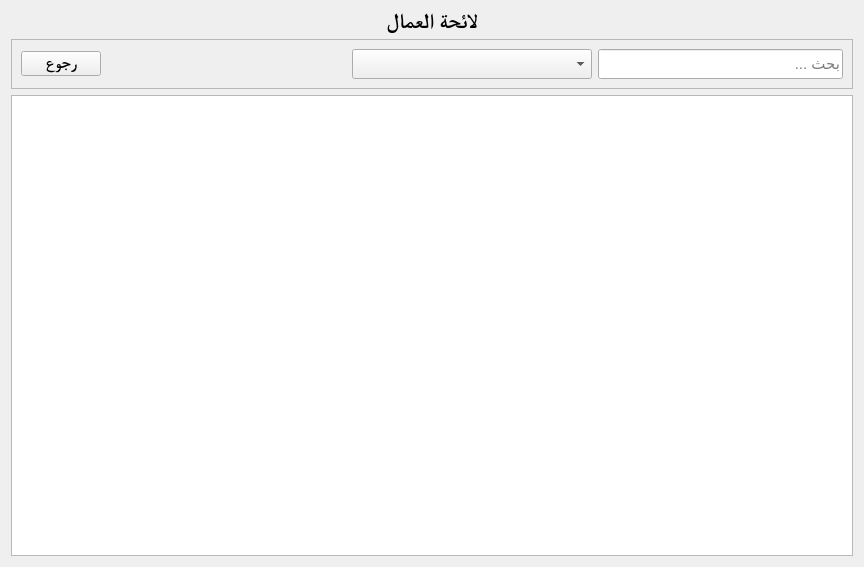
Qt form ui/omal_list.ui (YassineBaghdadi/Employees-manager) before a commit.
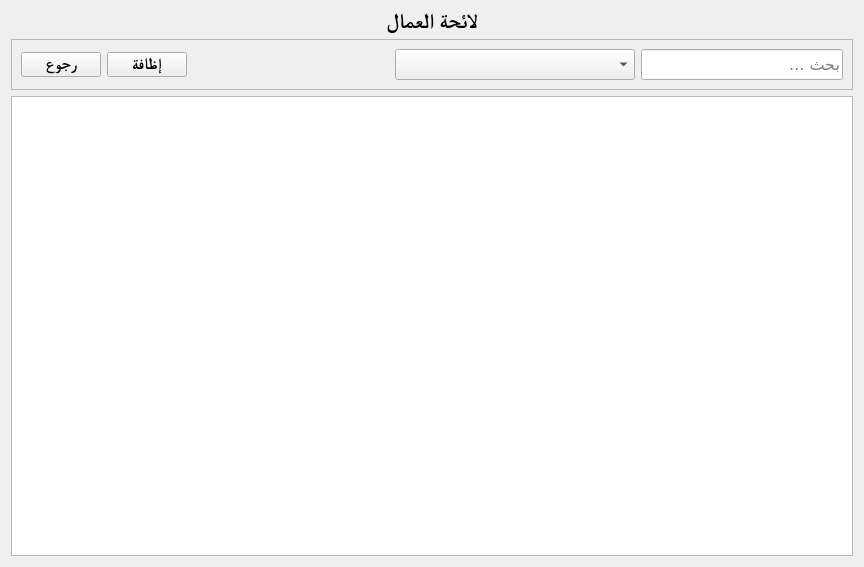
The same form after that commit.

The edit to the form file:
```diff
--- a/ui/omal_list.ui
+++ b/ui/omal_list.ui
@@ -76,6 +76,27 @@
           </property>
          </widget>
         </item>
+        <item>
+         <widget class="QPushButton" name="add">
+          <property name="maximumSize">
+           <size>
+            <width>84</width>
+            <height>16777215</height>
+           </size>
+          </property>
+          <property name="font">
+           <font>
+            <family>FreeSerif</family>
+            <pointsize>12</pointsize>
+            <weight>75</weight>
+            <bold>true</bold>
+           </font>
+          </property>
+          <property name="text">
+           <string>إظافة</string>
+          </property>
+         </widget>
+        </item>
         <item>
          <spacer name="horizontalSpacer">
           <property name="orientation">
@@ -99,7 +120,8 @@
           </property>
           <property name="font">
            <font>
-            <pointsize>11</pointsize>
+            <family>Arial Unicode MS</family>
+            <pointsize>12</pointsize>
            </font>
           </property>
          </widget>
@@ -120,7 +142,8 @@
           </property>
           <property name="font">
            <font>
-            <pointsize>11</pointsize>
+            <family>Andalus</family>
+            <pointsize>12</pointsize>
            </font>
           </property>
           <property name="placeholderText">
@@ -136,6 +159,12 @@
      </item>
      <item>
       <widget class="QTableWidget" name="omal_table">
+       <property name="font">
+        <font>
+         <family>Microsoft Sans Serif</family>
+         <pointsize>11</pointsize>
+        </font>
+       </property>
        <property name="layoutDirection">
         <enum>Qt::RightToLeft</enum>
        </property>
```
